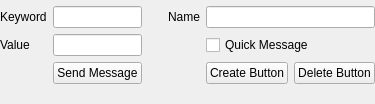
The window that src/designer/widget_customMessage.ui (marsinstituteSC/MissionControl) describes before a commit, drawn with Qt 5.
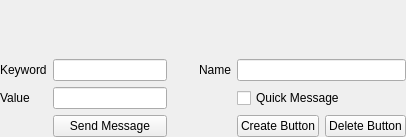
The same window after the commit.

```diff
--- a/src/designer/widget_customMessage.ui
+++ b/src/designer/widget_customMessage.ui
@@ -6,8 +6,8 @@
    <rect>
     <x>0</x>
     <y>0</y>
-    <width>349</width>
-    <height>102</height>
+    <width>406</width>
+    <height>137</height>
    </rect>
   </property>
   <property name="windowTitle">
@@ -26,84 +26,35 @@
    <property name="bottomMargin">
     <number>0</number>
    </property>
-   <item row="3" column="0" colspan="4">
-    <widget class="QLabel" name="label_error">
-     <property name="sizePolicy">
-      <sizepolicy hsizetype="Preferred" vsizetype="Preferred">
-       <horstretch>0</horstretch>
-       <verstretch>0</verstretch>
-      </sizepolicy>
-     </property>
-     <property name="maximumSize">
-      <size>
-       <width>16777215</width>
-       <height>15</height>
-      </size>
-     </property>
-     <property name="styleSheet">
-      <string notr="true">color: rgb(255, 0, 0);</string>
-     </property>
-     <property name="text">
-      <string/>
-     </property>
-     <property name="alignment">
-      <set>Qt::AlignCenter</set>
-     </property>
-    </widget>
-   </item>
-   <item row="0" column="0" colspan="4">
-    <widget class="QFrame" name="frame_buttons">
-     <property name="sizePolicy">
-      <sizepolicy hsizetype="Preferred" vsizetype="Preferred">
-       <horstretch>0</horstretch>
-       <verstretch>0</verstretch>
-      </sizepolicy>
-     </property>
-     <property name="frameShape">
-      <enum>QFrame::NoFrame</enum>
-     </property>
-     <property name="frameShadow">
-      <enum>QFrame::Raised</enum>
-     </property>
-     <layout class="QGridLayout" name="gridLayout_buttons">
-      <property name="leftMargin">
-       <number>0</number>
-      </property>
-      <property name="topMargin">
-       <number>0</number>
-      </property>
-      <property name="rightMargin">
-       <number>0</number>
-      </property>
-      <property name="bottomMargin">
-       <number>0</number>
-      </property>
-     </layout>
-    </widget>
-   </item>
+   <property name="spacing">
+    <number>0</number>
+   </property>
    <item row="2" column="0" colspan="4">
     <layout class="QGridLayout" name="gridLayout">
+     <property name="spacing">
+      <number>6</number>
+     </property>
+     <item row="2" column="1">
+      <widget class="QLineEdit" name="lineEdit_keyword"/>
+     </item>
+     <item row="3" column="1">
+      <widget class="QLineEdit" name="lineEdit_value"/>
+     </item>
+     <item row="4" column="1">
+      <widget class="QPushButton" name="pushButton_send">
+       <property name="text">
+        <string>Send Message</string>
+       </property>
+      </widget>
+     </item>
      <item row="2" column="0">
-      <widget class="QLabel" name="label_value">
-       <property name="text">
-        <string>Value</string>
-       </property>
-      </widget>
-     </item>
-     <item row="1" column="0">
       <widget class="QLabel" name="label_keyword">
        <property name="text">
         <string>Keyword</string>
        </property>
       </widget>
      </item>
-     <item row="1" column="1">
-      <widget class="QLineEdit" name="lineEdit_keyword"/>
-     </item>
-     <item row="2" column="1">
-      <widget class="QLineEdit" name="lineEdit_value"/>
-     </item>
-     <item row="1" column="2" rowspan="3">
+     <item row="2" column="2" rowspan="3">
       <spacer name="verticalSpacer">
        <property name="orientation">
         <enum>Qt::Vertical</enum>
@@ -116,7 +67,7 @@
        </property>
       </spacer>
      </item>
-     <item row="2" column="4" colspan="2">
+     <item row="3" column="4" colspan="2">
       <widget class="QCheckBox" name="checkBox_quickMessage">
        <property name="toolTip">
         <string>&lt;html&gt;&lt;head/&gt;&lt;body&gt;&lt;p&gt;Custom buttons will directly send it's stored message if enabled.&lt;/p&gt;&lt;/body&gt;&lt;/html&gt;</string>
@@ -126,40 +77,95 @@
        </property>
       </widget>
      </item>
-     <item row="3" column="1">
-      <widget class="QPushButton" name="pushButton_send">
+     <item row="3" column="0">
+      <widget class="QLabel" name="label_value">
        <property name="text">
-        <string>Send Message</string>
+        <string>Value</string>
        </property>
       </widget>
      </item>
-     <item row="3" column="4">
-      <widget class="QPushButton" name="pushButton_addButton">
-       <property name="toolTip">
-        <string>&lt;html&gt;&lt;head/&gt;&lt;body&gt;&lt;p&gt;Create a new button with the key/value pair&lt;/p&gt;&lt;/body&gt;&lt;/html&gt;</string>
-       </property>
-       <property name="text">
-        <string>Create Button</string>
-       </property>
-      </widget>
-     </item>
-     <item row="3" column="5">
-      <widget class="QPushButton" name="pushButton_deleteButton">
-       <property name="text">
-        <string>Delete Button</string>
-       </property>
-      </widget>
-     </item>
-     <item row="1" column="3">
+     <item row="2" column="3">
       <widget class="QLabel" name="label_name">
        <property name="text">
         <string>Name</string>
        </property>
       </widget>
      </item>
-     <item row="1" column="4" colspan="2">
+     <item row="4" column="5">
+      <widget class="QPushButton" name="pushButton_deleteButton">
+       <property name="text">
+        <string>Delete Button</string>
+       </property>
+      </widget>
+     </item>
+     <item row="2" column="4" colspan="2">
       <widget class="QLineEdit" name="lineEdit_name"/>
      </item>
+     <item row="4" column="4">
+      <widget class="QPushButton" name="pushButton_addButton">
+       <property name="toolTip">
+        <string>&lt;html&gt;&lt;head/&gt;&lt;body&gt;&lt;p&gt;Create a new button with the key/value pair&lt;/p&gt;&lt;/body&gt;&lt;/html&gt;</string>
+       </property>
+       <property name="text">
+        <string>Create Button</string>
+       </property>
+      </widget>
+     </item>
+     <item row="0" column="0" colspan="6">
+      <widget class="QFrame" name="frame_buttons">
+       <property name="sizePolicy">
+        <sizepolicy hsizetype="Preferred" vsizetype="Preferred">
+         <horstretch>0</horstretch>
+         <verstretch>0</verstretch>
+        </sizepolicy>
+       </property>
+       <property name="frameShape">
+        <enum>QFrame::NoFrame</enum>
+       </property>
+       <property name="frameShadow">
+        <enum>QFrame::Raised</enum>
+       </property>
+       <layout class="QGridLayout" name="gridLayout_buttons">
+        <property name="leftMargin">
+         <number>0</number>
+        </property>
+        <property name="topMargin">
+         <number>0</number>
+        </property>
+        <property name="rightMargin">
+         <number>0</number>
+        </property>
+        <property name="bottomMargin">
+         <number>0</number>
+        </property>
+       </layout>
+      </widget>
+     </item>
+     <item row="1" column="0" colspan="6">
+      <widget class="QLabel" name="label_error">
+       <property name="sizePolicy">
+        <sizepolicy hsizetype="Preferred" vsizetype="Preferred">
+         <horstretch>0</horstretch>
+         <verstretch>0</verstretch>
+        </sizepolicy>
+       </property>
+       <property name="maximumSize">
+        <size>
+         <width>16777215</width>
+         <height>15</height>
+        </size>
+       </property>
+       <property name="styleSheet">
+        <string notr="true">color: rgb(255, 0, 0);</string>
+       </property>
+       <property name="text">
+        <string/>
+       </property>
+       <property name="alignment">
+        <set>Qt::AlignCenter</set>
+       </property>
+      </widget>
+     </item>
     </layout>
    </item>
   </layout>
```
